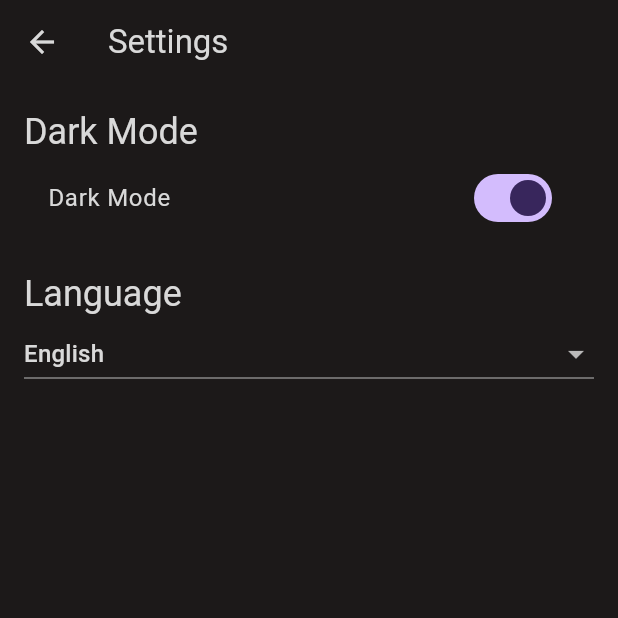
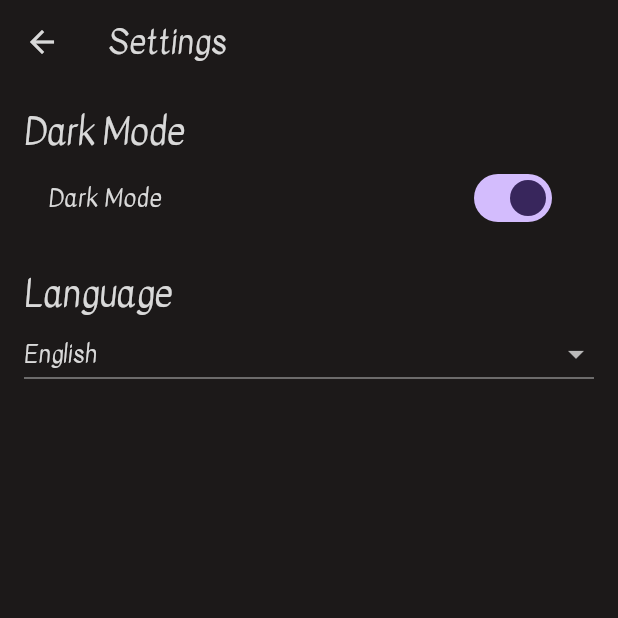
Before and after one commit to MatinMollapur01/OpenIdea, a Flutter app: the screen it shows after launch, after a tap on the "settings" icon, on a phone screen of 412 x 824 dp, the top half of it. Run offline on Flutter 3.47's test engine with Material 3 defaults, Android fonts, the phone set to English and light mode, and no system bars; our stand-ins replace flutter_colorpicker, shared_preferences, sqflite; missing offline and left inert: flutter_quill; accounts and stored records are empty.

Commit message:
Changed the name to OpenIdea - Changed the font to Kavivanar

```diff
--- a/lib/add_edit_note_screen.dart
+++ b/lib/add_edit_note_screen.dart
@@ -4,7 +4,7 @@ import 'main.dart';
 import 'database_helper.dart';
 import 'dart:convert';
 import 'package:flutter_colorpicker/flutter_colorpicker.dart';
-import 'package:idea/gen_l10n/app_localizations.dart';
+import 'package:openidea/gen_l10n/app_localizations.dart';
 
 class AddEditNoteScreen extends StatefulWidget {
   final Note? noteToEdit;
--- a/lib/archived_notes_screen.dart
+++ b/lib/archived_notes_screen.dart
@@ -1,5 +1,5 @@
 import 'package:flutter/material.dart';
-import 'package:idea/gen_l10n/app_localizations.dart';
+import 'package:openidea/gen_l10n/app_localizations.dart';
 import 'main.dart';
 import 'note_detail_screen.dart';
 import 'database_helper.dart';
--- a/lib/gen_l10n/app_localizations_ar.dart
+++ b/lib/gen_l10n/app_localizations_ar.dart
@@ -5,7 +5,7 @@ class AppLocalizationsAr extends AppLocalizations {
   AppLocalizationsAr([String locale = 'ar']) : super(locale);
 
   @override
-  String get appTitle => 'Idea - تطبيق تدوين الملاحظات';
+  String get appTitle => 'OpenIdea';
 
   @override
   String get addNote => 'إضافة ملاحظة';
--- a/lib/gen_l10n/app_localizations_az.dart
+++ b/lib/gen_l10n/app_localizations_az.dart
@@ -5,7 +5,7 @@ class AppLocalizationsAz extends AppLocalizations {
   AppLocalizationsAz([super.locale = 'az']);
 
   @override
-  String get appTitle => 'Idea - Qeyd Götürmə Tətbiqi';
+  String get appTitle => 'OpenIdea';
 
   @override
   String get addNote => 'Qeyd əlavə et';
--- a/lib/gen_l10n/app_localizations_en.dart
+++ b/lib/gen_l10n/app_localizations_en.dart
@@ -7,7 +7,7 @@ class AppLocalizationsEn extends AppLocalizations {
   AppLocalizationsEn([String locale = 'en']) : super(locale);
 
   @override
-  String get appTitle => 'Idea - Note Taking App';
+  String get appTitle => 'OpenIdea';
 
   @override
   String get addNote => 'Add Note';
--- a/lib/gen_l10n/app_localizations_es.dart
+++ b/lib/gen_l10n/app_localizations_es.dart
@@ -5,7 +5,7 @@ class AppLocalizationsEs extends AppLocalizations {
   AppLocalizationsEs([super.locale = 'es']);
 
   @override
-  String get appTitle => 'Idea - Aplicación para tomar notas';
+  String get appTitle => 'OpenIdea';
 
   @override
   String get addNote => 'Agregar nota';
--- a/lib/gen_l10n/app_localizations_fa.dart
+++ b/lib/gen_l10n/app_localizations_fa.dart
@@ -5,7 +5,7 @@ class AppLocalizationsFa extends AppLocalizations {
   AppLocalizationsFa([super.locale = 'fa']);
 
   @override
-  String get appTitle => 'Idea - برنامه یادداشت‌برداری';
+  String get appTitle => 'OpenIdea';
 
   @override
   String get addNote => 'افزودن یادداشت';
--- a/lib/gen_l10n/app_localizations_ru.dart
+++ b/lib/gen_l10n/app_localizations_ru.dart
@@ -5,7 +5,7 @@ class AppLocalizationsRu extends AppLocalizations {
   AppLocalizationsRu([super.locale = 'ru']);
 
   @override
-  String get appTitle => 'Idea - Приложение для заметок';
+  String get appTitle => 'OpenIdea';
 
   @override
   String get addNote => 'Добавить заметку';
--- a/lib/gen_l10n/app_localizations_tr.dart
+++ b/lib/gen_l10n/app_localizations_tr.dart
@@ -5,7 +5,7 @@ class AppLocalizationsTr extends AppLocalizations {
   AppLocalizationsTr([super.locale = 'tr']);
 
   @override
-  String get appTitle => 'Idea - Not Alma Uygulaması';
+  String get appTitle => 'OpenIdea';
 
   @override
   String get addNote => 'Not Ekle';
--- a/lib/gen_l10n/app_localizations_zh.dart
+++ b/lib/gen_l10n/app_localizations_zh.dart
@@ -5,7 +5,7 @@ class AppLocalizationsZh extends AppLocalizations {
   AppLocalizationsZh([super.locale = 'zh']);
 
   @override
-  String get appTitle => 'Idea - 笔记应用程序';
+  String get appTitle => 'OpenIdea';
 
   @override
   String get addNote => '添加笔记';
--- a/lib/l10n/app_en.arb
+++ b/lib/l10n/app_en.arb
@@ -3,7 +3,7 @@
   "@appTitle": {
     "description": "The title of the application"
   },
-  "appTitle": "Idea - Note Taking App",
+  "appTitle": "OpenIdea",
   "@addNote": {
     "description": "Label for adding a new note"
   },
--- a/lib/main.dart
+++ b/lib/main.dart
@@ -1,14 +1,14 @@
 import 'dart:convert';
 import 'package:crypto/crypto.dart';
 import 'package:flutter/material.dart';
-import 'package:idea/database_helper.dart';
+import 'package:openidea/database_helper.dart';
 import 'add_edit_note_screen.dart' as add_edit;
 import 'note_detail_screen.dart' as detail;
 import 'settings_screen.dart';
 import 'package:path_provider/path_provider.dart';
 import 'archived_notes_screen.dart';
 import 'package:shared_preferences/shared_preferences.dart';
-import 'package:idea/gen_l10n/app_localizations.dart';
+import 'package:openidea/gen_l10n/app_localizations.dart';
 
 void main() async {
   WidgetsFlutterBinding.ensureInitialized();
@@ -65,7 +65,7 @@ class _MyAppState extends State<MyApp> {
   @override
   Widget build(BuildContext context) {
     return MaterialApp(
-      title: 'Idea',
+      title: 'OpenIdea',
       theme: ThemeData(
         colorScheme: ColorScheme.fromSeed(
           seedColor: Colors.deepPurple,
@@ -73,6 +73,7 @@ class _MyAppState extends State<MyApp> {
           surface: _isDarkMode ? const Color(0xFF1C1919) : const Color(0xFFD9D9D9),
           onSurface: _isDarkMode ? const Color(0xFFD9D9D9) : const Color(0xFF1C1919),
         ),
+        fontFamily: 'Kavivanar', // Add this line to set the font family
         useMaterial3: true,
       ),
       localizationsDelegates: AppLocalizations.localizationsDelegates,
--- a/lib/note_detail_screen.dart
+++ b/lib/note_detail_screen.dart
@@ -7,7 +7,7 @@ import 'dart:convert';
 import 'package:shared_preferences/shared_preferences.dart';
 import 'package:crypto/crypto.dart';
 import 'note_history_screen.dart';
-import 'package:idea/gen_l10n/app_localizations.dart';
+import 'package:openidea/gen_l10n/app_localizations.dart';
 
 class NoteDetailScreen extends StatefulWidget {
   final Note note;
--- a/lib/note_history_screen.dart
+++ b/lib/note_history_screen.dart
@@ -3,7 +3,7 @@ import 'package:flutter_quill/flutter_quill.dart' as quill;
 import 'dart:convert';
 import 'database_helper.dart';
 import 'main.dart';
-import 'package:idea/gen_l10n/app_localizations.dart';
+import 'package:openidea/gen_l10n/app_localizations.dart';
 
 class NoteHistoryScreen extends StatefulWidget {
   final Note currentNote;
--- a/lib/settings_screen.dart
+++ b/lib/settings_screen.dart
@@ -1,5 +1,5 @@
 import 'package:flutter/material.dart';
-import 'package:idea/gen_l10n/app_localizations.dart';
+import 'package:openidea/gen_l10n/app_localizations.dart';
 
 class SettingsScreen extends StatefulWidget {
   final bool isDarkMode;
```
Also changed, not shown: lib/gen_l10n/app_localizations.dart (+7 -7 lines), pubspec.yaml (+6 -3 lines), fonts/Kavivanar-Regular.ttf (added), 1 other file.
